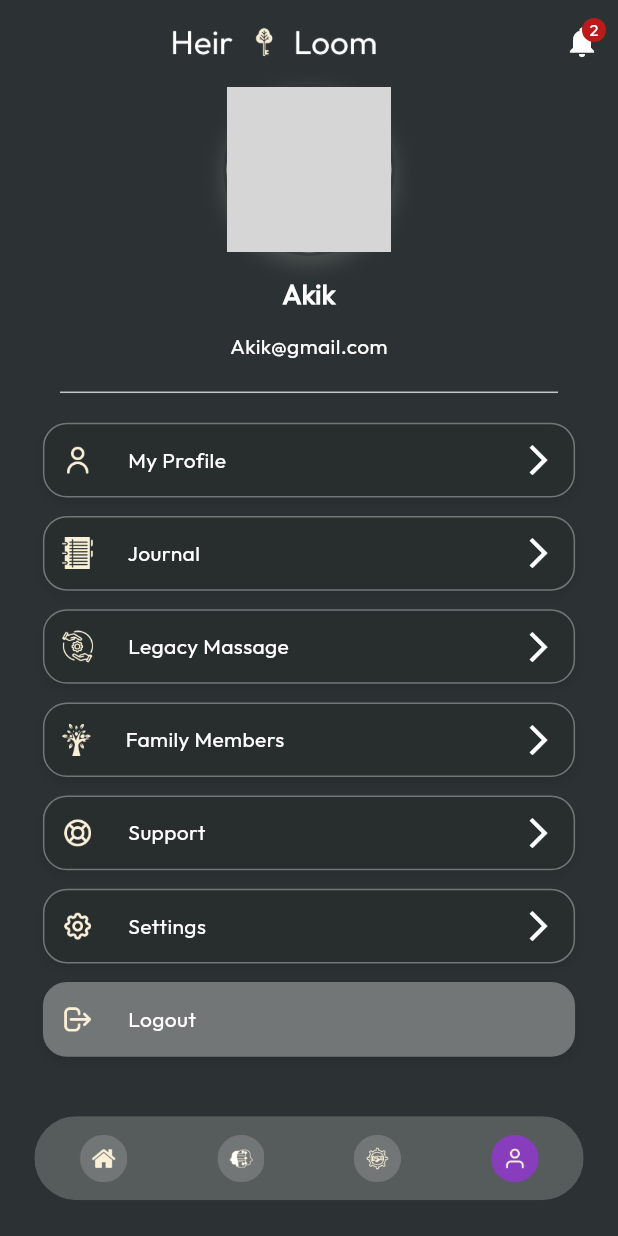
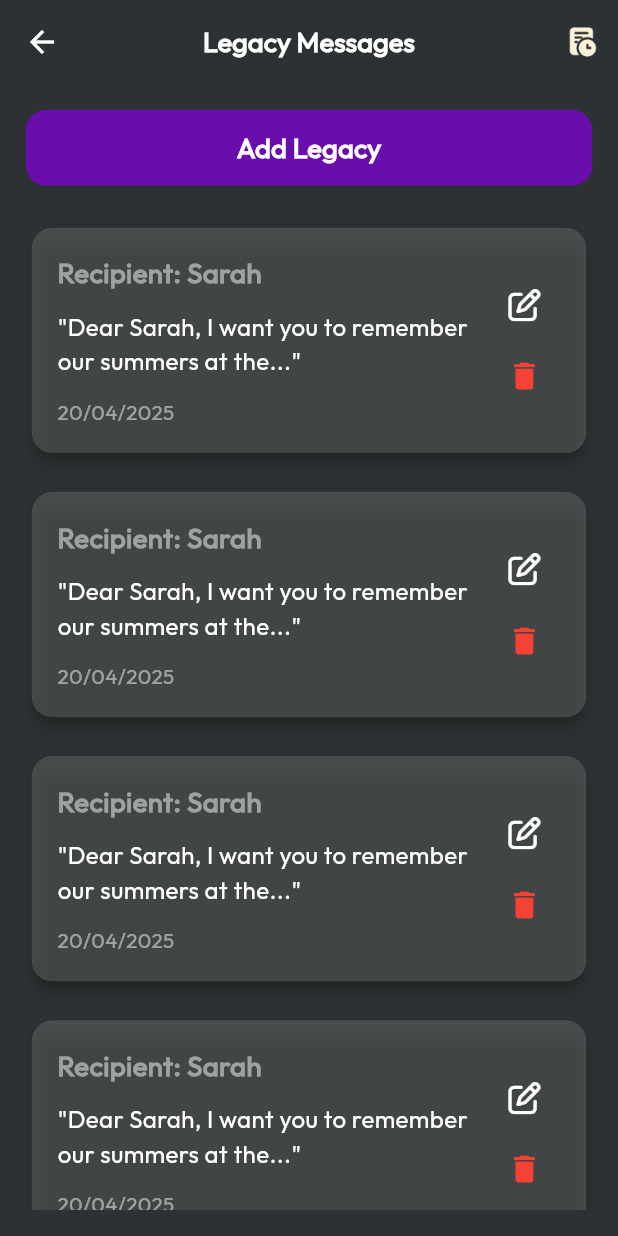
Before and after one commit to bdCalling-Sdt-hub/heirloom, a Flutter app: the screen it shows after launch, item 4 of the bottom bar chosen, after a tap on "Legacy Massage", on a phone screen of 412 x 824 dp. Run offline on Flutter 3.47's test engine with Material 3 defaults, Android fonts, the phone set to English and light mode, and no system bars; our stand-ins replace cached_network_image, chat_bubbles, connectivity_plus, flutter_screenutil, flutter_svg, flutter_widget_from_html and 9 more; missing offline and left inert: mime_type; network calls fail; project files that could hold a hidden picture were left out; grey boxes are pictures that could not be loaded.

Commit message:
ai chat legacy message ui done

```diff
--- a/lib/global_widgets/custom_text_field.dart
+++ b/lib/global_widgets/custom_text_field.dart
@@ -20,6 +20,7 @@ class CustomTextField extends StatefulWidget {
   final double? contentPaddingHorizontal;
   final double? contentPaddingVertical;
   final int? maxLine;
+  final int? maxLength;
   final double? hinTextSize;
   final Widget? suffixIcon;
   final List<String>? autofillHints;
@@ -55,7 +56,7 @@ class CustomTextField extends StatefulWidget {
     this.readOnly = false,
     this.borderRadio,
     this.onTap,
-    this.onChanged, this.validationHeight, this.autofillHints,
+    this.onChanged, this.validationHeight, this.autofillHints, this.maxLength,
   });
 
   @override
@@ -90,6 +91,7 @@ class _CustomTextFieldState extends State<CustomTextField> {
       keyboardType: widget.keyboardType,
       obscuringCharacter: widget.obscure ?? '*',
       maxLines: widget.maxLine ?? 1,
+      maxLength:widget.maxLength ,
       validator: widget.validator ??
               (value) {
             if (value == null || value.isEmpty) {
--- a/lib/routes/app_routes.dart
+++ b/lib/routes/app_routes.dart
@@ -4,6 +4,9 @@ import '../views/auth/select_age_screen.dart';
 import '../views/home/notification/notification.dart';
 
 import '../views/profile/journal/journal_screen.dart';
+import '../views/profile/legacy/add_legacy_message_screen.dart';
+import '../views/profile/legacy/legacy_message_view_screen.dart';
+import '../views/profile/legacy/legacy_screen.dart';
 import '../views/splash screen/onBoardingScreen.dart';
 import 'exports.dart';
 
@@ -21,6 +24,9 @@ class AppRoutes {
   static const String selectAgeScreen = "/SelectAgeScreen";
   static const String othersInfoScreen = "/OthersInfoScreen";
   static const String journalScreen = "/JournalScreen";
+  static const String legacyScreen = "/LegacyScreen";
+  static const String addLegacyMessageScreen = "/AddLegacyMessageScreen";
+  static const String legacyMessageViewScreen = "/LegacyMessageViewScreen";
 
 
 
@@ -44,5 +50,8 @@ class AppRoutes {
         GetPage(name: selectAgeScreen, page: () =>  SelectAgeScreen()),
         GetPage(name: othersInfoScreen, page: () =>  OthersInfoScreen()),
         GetPage(name: journalScreen, page: () =>  JournalScreen()),
+        GetPage(name: legacyScreen, page: () =>  LegacyScreen()),
+        GetPage(name: addLegacyMessageScreen, page: () =>  AddLegacyMessageScreen()),
+        GetPage(name: legacyMessageViewScreen, page: () =>  LegacyMessageViewScreen()),
       ];
 }
--- a/lib/utils/app_icons.dart
+++ b/lib/utils/app_icons.dart
@@ -16,6 +16,7 @@ class AppIcons {
   static const String homeFill = "$path/homeFill.png";
   static const String journal = "$path/journal.png";
   static const String legecy = "$path/legecy.png";
+  static const String activity = "$path/activity.png";
 
 
 
@@ -26,7 +27,12 @@ class AppIcons {
   static const String familyMembers = "$path/familyMembers.png";
 
 
-
+  static const String changePass = "$path/changePass.png";
+  static const String privacy = "$path/privacy.png";
+  static const String about = "$path/about.png";
+  static const String terms = "$path/terms.png";
+  static const String send = "$path/send.png";
+  static const String image = "$path/image.png";
 
 
 
--- a/lib/views/home/home_screen.dart
+++ b/lib/views/home/home_screen.dart
@@ -94,7 +94,7 @@ class HomeScreen extends StatelessWidget {
 
               // Journal and Legacy Message
               customCard(sizeH, "Journal", AppIcons.journal),
-              customCard(sizeH, "Legecy Message", AppIcons.legecy)
+              customCard(sizeH, "legacy Message", AppIcons.legecy)
             ],
           ),
         ),
--- a/lib/views/profile/journal/journal_screen.dart
+++ b/lib/views/profile/journal/journal_screen.dart
@@ -2,7 +2,6 @@ import 'package:flutter/material.dart';
 import 'package:flutter_screenutil/flutter_screenutil.dart';
 import 'package:font_awesome_flutter/font_awesome_flutter.dart';
 import 'package:heirloom/global_widgets/custom_text.dart';
-import 'package:heirloom/global_widgets/custom_text_button.dart';
 import 'package:heirloom/utils/app_colors.dart';
 
 class JournalScreen extends StatelessWidget {
--- /dev/null
+++ b/lib/views/profile/legacy/legacy_screen.dart
@@ -0,0 +1,127 @@
+import 'package:flutter/material.dart';
+import 'package:flutter_screenutil/flutter_screenutil.dart';
+import 'package:font_awesome_flutter/font_awesome_flutter.dart';
+import 'package:heirloom/global_widgets/custom_text.dart'; // Assuming you have these custom widgets
+import 'package:heirloom/global_widgets/custom_text_button.dart';
+import 'package:heirloom/global_widgets/custom_text_field.dart';
+import 'package:heirloom/routes/app_routes.dart';
+import 'package:heirloom/utils/app_colors.dart';
+import 'package:heirloom/utils/app_icons.dart';
+import 'package:heirloom/utils/app_images.dart';
+import 'package:get/get.dart';
+
+class LegacyScreen extends StatelessWidget {
+  const LegacyScreen({super.key});
+
+  @override
+  Widget build(BuildContext context) {
+    return Scaffold(
+      appBar: AppBar(
+        title: CustomTextOne(
+          text: 'Legacy Messages',
+        ),
+
+        actions: [
+          InkWell(
+            onTap: (){
+              Get.toNamed(AppRoutes.legacyMessageViewScreen);
+            },
+            child: Padding(
+              padding: EdgeInsets.symmetric(horizontal: 10.w),
+              child: Image.asset(
+                AppIcons.activity,
+                height: 20.h,
+              ),
+            ),
+          )
+        ],
+      ),
+      body: Padding(
+        padding: EdgeInsets.all(15.w),
+        child: Column(
+          children: [
+            // Add Legacy Button
+            CustomTextButton(text: "Add Legacy", onTap: () {
+              Get.toNamed(AppRoutes.addLegacyMessageScreen);
+            }),
+            SizedBox(height: 20.h),
+            // Legacy Message List
+            Expanded(
+              child: ListView.builder(
+                itemCount: 7,
+                itemBuilder: (context, index) {
+                  return Padding(
+                    padding: EdgeInsets.only(bottom: 15.h),
+                    child: Card(
+                      shape: RoundedRectangleBorder(
+                        borderRadius: BorderRadius.circular(12.r),
+                      ),
+                      color: AppColors.cardColor.withOpacity(0.4),
+                      elevation: 4,
+                      child: Padding(
+                        padding: EdgeInsets.all(15.w),
+                        child: Row(
+                          children: [
+                            Flexible(
+                              child: Column(
+                                crossAxisAlignment: CrossAxisAlignment.start,
+                                children: [
+                                  // Recipient info
+                                  CustomTextOne(
+                                    text: 'Recipient: Sarah',
+                                    fontSize: 16.sp,
+                                    color: AppColors.textColor.withOpacity(0.5),
+                                  ),
+                                  SizedBox(height: 10.h),
+                                  // Legacy message content
+                                  CustomTextTwo(
+                                    text:
+                                        '"Dear Sarah, I want you to remember our summers at the..."',
+                                    fontSize: 14.sp,
+                                    textAlign: TextAlign.start,
+                                  ),
+                                  SizedBox(height: 10.h),
+                                  // Date info
+                                  CustomTextTwo(
+                                    text: '20/04/2025',
+                                    fontSize: 12.sp,
+                                    color: AppColors.textColor.withOpacity(0.5),
+                                  ),
+                                ],
+                              ),
+                            ),
+                            Column(
+                              children: [
+                                IconButton(
+                                  icon: Icon(
+                                    FontAwesomeIcons.edit,
+                                    color: Colors.white,
+                                    size: 18.h,
+                                  ),
+                                  onPressed: () {
+                                    // Action for editing the legacy message
+                                  },
+                                ),
+                                IconButton(
+                                  icon: Icon(Icons.delete,
+                                      color: Colors.red, size: 20.h),
+                                  onPressed: () {
+                                    // Action for deleting the legacy message
+                                  },
+                                ),
+                              ],
+                            ),
+                          ],
+                        ),
+                      ),
+                    ),
+                  );
+                },
+              ),
+            ),
+          ],
+        ),
+      ),
+    );
+  }
+}
--- a/lib/views/profile/profile_screen.dart
+++ b/lib/views/profile/profile_screen.dart
@@ -96,7 +96,7 @@ Get.toNamed(AppRoutes.journalScreen);
               icon: Image.asset(AppIcons.legecy, height: 18.h),
               label: 'Legacy Massage',
               onTap: () {
-
+                Get.toNamed(AppRoutes.legacyScreen);
               },
             ),
             _buildProfileOption(
--- a/pubspec.yaml
+++ b/pubspec.yaml
@@ -56,6 +56,7 @@ dependencies:
   animated_introduction: ^1.0.4
   flutter_screenutil: ^5.9.3
   font_awesome_flutter: ^10.8.0
+  chat_bubbles: ^1.6.0
 
 dev_dependencies:
   flutter_test:
```
Also changed, not shown: lib/views/ai chat/ai_chat_screen.dart (added, +147 -0 lines), lib/views/profile/legacy/add_legacy_message_screen.dart (added, +103 -0 lines), lib/views/profile/legacy/legacy_message_view_screen.dart (added, +121 -0 lines), lib/views/profile/setting/setting_screen.dart (+71 -75 lines), assets/icons/about.png (added), assets/icons/activity.png (added), assets/icons/changePass.png (added), assets/icons/image.png (added), assets/icons/privacy.png (added), assets/icons/send.png (added), assets/icons/terms.png (added), pubspec.lock.
